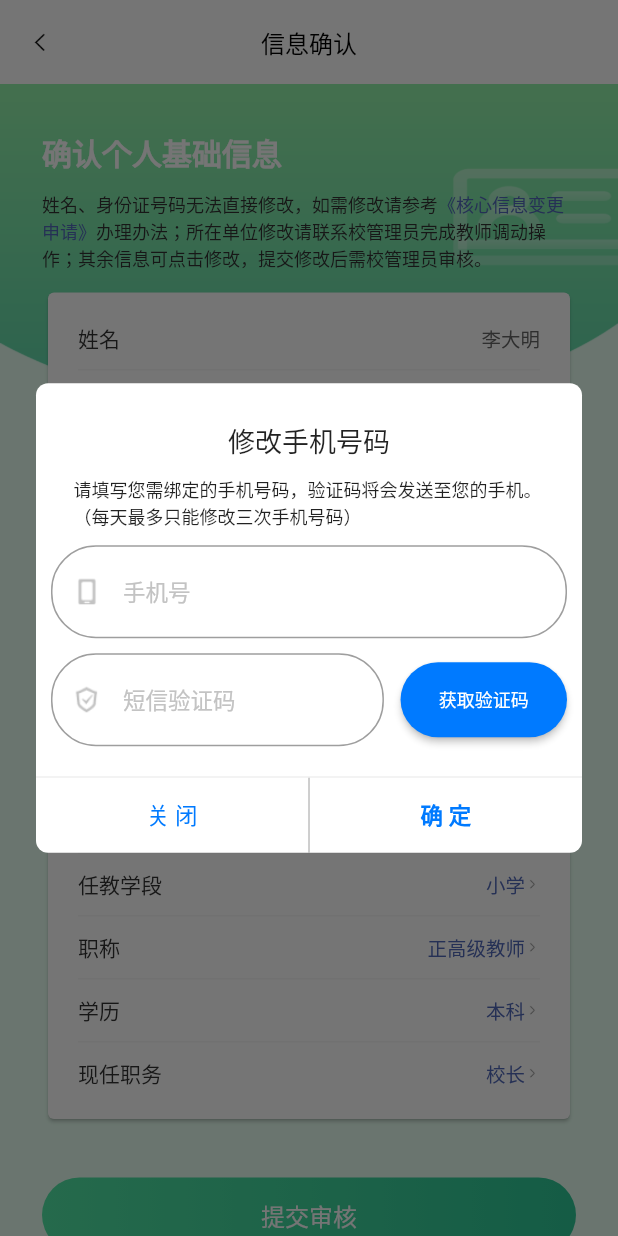
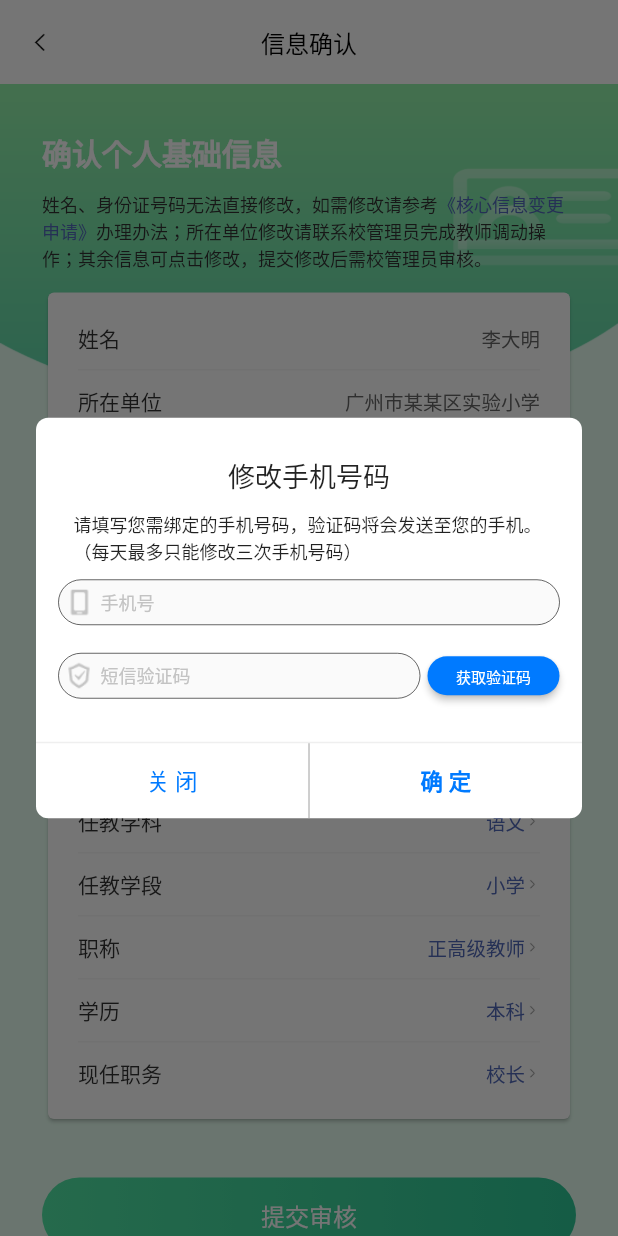
Before and after one commit to zhaohuanhui/flutter_jjclound, a Flutter app: the MsgComfigPage screen opened by its route, after a tap on "手机号码", on a phone screen of 412 x 824 dp. Run offline on Flutter 3.47's test engine with Material 2 defaults, Android fonts, the light colour scheme and no system bars; drawn by our look-alikes of flutter_easyloading; our stand-ins replace connectivity, dio, shared_preferences; missing offline and left inert: dio_log; accounts and stored records are empty; statements that could not run were skipped.

Commit message:
save code

```diff
--- a/lib/common/widget/dialog/phone_verification_dialog.dart
+++ b/lib/common/widget/dialog/phone_verification_dialog.dart
@@ -46,15 +46,24 @@ class PhoneVerificationDialog extends Dialog {
     ),
     new Container(
     width: double.infinity,
-                          margin: EdgeInsets.fromLTRB(10, 0, 10, 10),
+    margin: EdgeInsets.fromLTRB(15, 0, 15, 10),
     child: TextField(
     keyboardType: TextInputType.number,
     maxLines: 1,
     style: TextStyle(fontSize: 14),
     decoration: InputDecoration(
+    fillColor: Colors.grey[50],
+    //背景颜色，必须结合filled: true,才有效
+    filled: true,
+    //重点，必须设置为true，fillColor才有效
+    isCollapsed: true,
+    //重点，相当于高度包裹的意思，必须设置为true，不然有默认奇妙的最小高度
+    contentPadding: EdgeInsets.symmetric(
+    horizontal: 5, vertical: 6),
+    //内容内边距，影响高度
     prefixIcon: Padding(
     padding: EdgeInsets.only(
-                                      left: 15, top: 0, right: 15, bottom: 0),
+    left: 5, top: 0, right: 5, bottom: 0),
     child: Image(
     image: AssetImage(
     ImageRes.imageName("gray_phone")),
@@ -67,7 +76,7 @@ class PhoneVerificationDialog extends Dialog {
     BoxConstraints(minWidth: 18, minHeight: 18),
     hintText: "手机号",
     hintStyle: TextStyle(
-                                    fontSize: 15,
+    fontSize: 12,
     color: ColorRes.color_Text_0xFFC3C3C3),
     border: OutlineInputBorder(
     borderRadius:
@@ -77,21 +86,33 @@ class PhoneVerificationDialog extends Dialog {
     ),
     new Container(
     width: double.infinity,
-                          margin: EdgeInsets.fromLTRB(10, 0, 10, 20),
-                          child:Expanded(child:
-                         Row(
+    padding: EdgeInsets.only(
+    left: 0, top: 0, right: 0, bottom: 0),
+    margin: EdgeInsets.fromLTRB(15, 0, 15, 20),
+    child: Row(
     children: [
     Expanded(
+    child: Container(
+      margin: EdgeInsets.fromLTRB(0, 0, 5, 0),
       child: TextField(
         keyboardType: TextInputType.number,
         maxLines: 1,
         style: TextStyle(fontSize: 14),
         decoration: InputDecoration(
+            fillColor: Colors.grey[50],
+            //背景颜色，必须结合filled: true,才有效
+            filled: true,
+            //重点，必须设置为true，fillColor才有效
+            isCollapsed: true,
+            //重点，相当于高度包裹的意思，必须设置为true，不然有默认奇妙的最小高度
+            contentPadding: EdgeInsets.symmetric(
+                horizontal: 5, vertical: 6),
+            //内容内边距，影响高度
             prefixIcon: Padding(
               padding: EdgeInsets.only(
-                                      left: 15,
+                  left: 5,
                   top: 0,
-                                      right: 15,
+                  right: 5,
                   bottom: 0),
               child: Image(
                 image: AssetImage(ImageRes.imageName(
@@ -105,39 +126,35 @@ class PhoneVerificationDialog extends Dialog {
                 minWidth: 18, minHeight: 18),
             hintText: "短信验证码",
             hintStyle: TextStyle(
-                                    fontSize: 15,
+                fontSize: 12,
                 color:
                 ColorRes.color_Text_0xFFC3C3C3),
             border: OutlineInputBorder(
                 borderRadius: BorderRadius.all(
                     Radius.circular(30)))),
       ),
-                          flex: 20,
     ),
-                        Expanded(child: Container(),flex: 1,),
-                        Expanded(
+    flex: 1,
+    ),
+    ButtonTheme(
+      padding: EdgeInsets.only(
+          left: 0, top: 0, right: 0, bottom: 0),
+    height: 26,
     child: RaisedButton(
     shape: RoundedRectangleBorder(
     borderRadius: BorderRadius.circular(25)),
     textColor: ColorRes.color_Text_0xFFFFFFFF,
     color: ColorRes.color_0xFF007AFF,
-                            child: Container(
-                              height: 50,
-                              alignment: Alignment.center,
-                              width: double.infinity,
     child: Text(
     '获取验证码',
     style: TextStyle(
-                                    color: Colors.white, fontSize: 12),
-                              ),
+    color: Colors.white, fontSize: 10),
     ),
     onPressed: () {},
     ),
-                          flex: 10,
     ),
     ],
-                      ),)
-                     ,
+    ),
     ),
     new Container(
     width: double.infinity,
```
Lines whose indentation alone changed are shown as unchanged.
